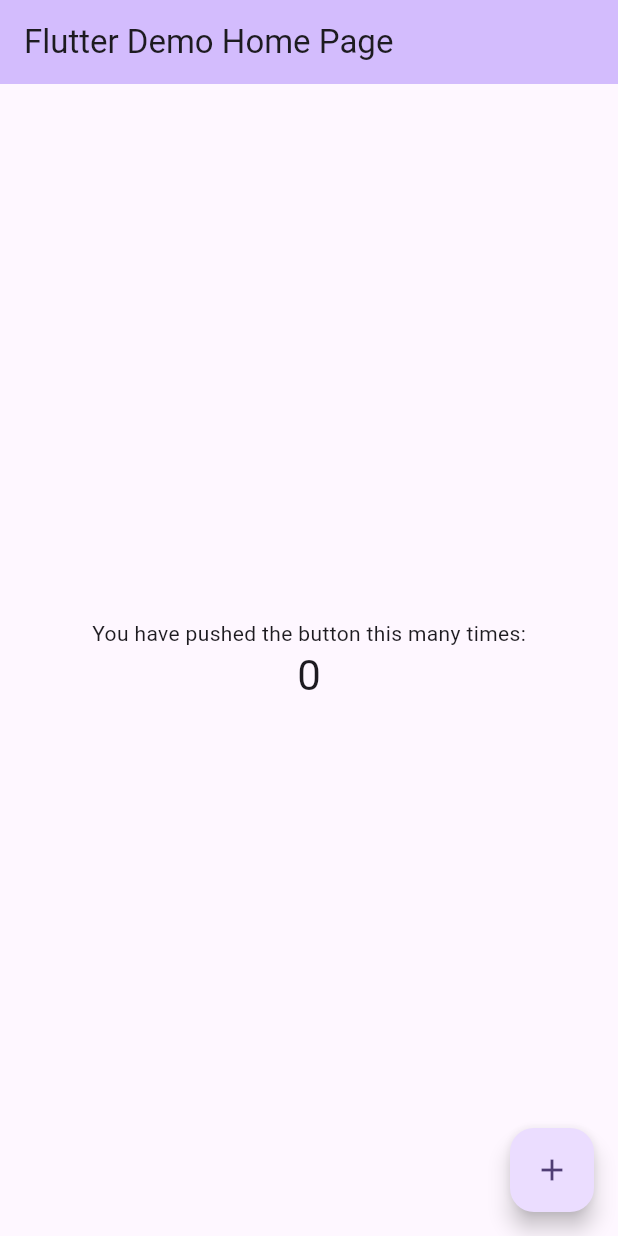
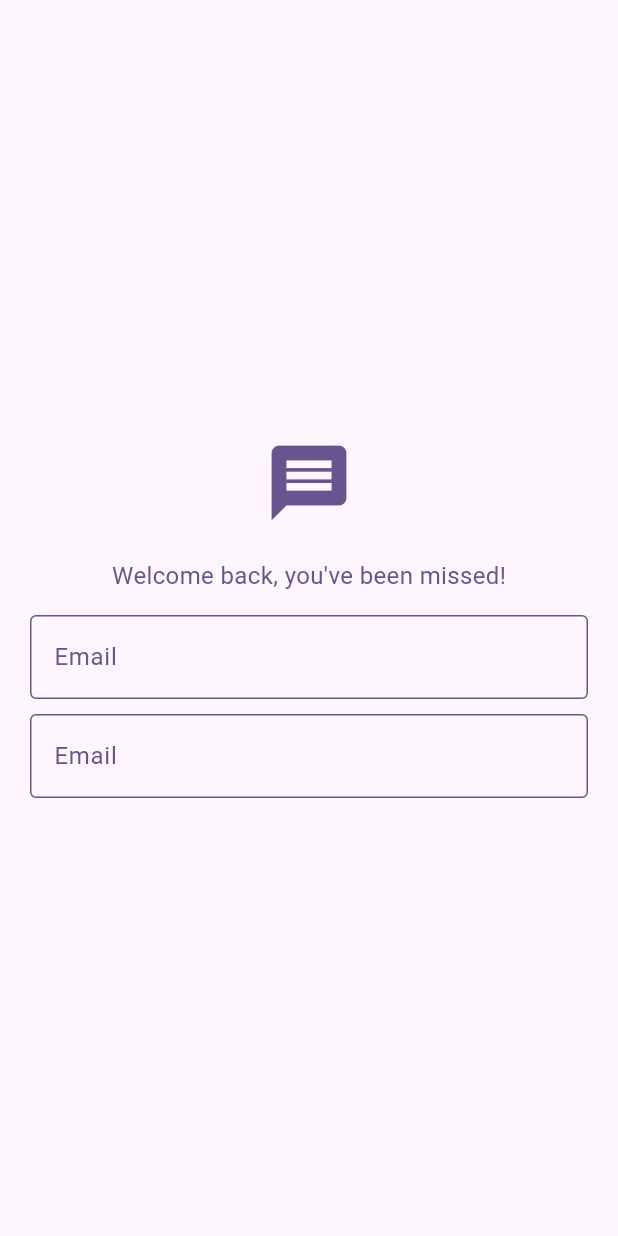
Before and after one commit to shaxabaxa1117/simple_chat, a Flutter app: the screen it shows after launch, on a phone screen of 412 x 824 dp. Run offline on Flutter 3.47's test engine with Material 3 defaults, Android fonts, the phone set to English and light mode, and no system bars.

Commit message:
Add login page and text field component; update main app structure

```diff
--- /dev/null
+++ b/lib/components/my_textfield.dart
@@ -0,0 +1,33 @@
+import 'package:flutter/material.dart';
+
+class MyTextfield extends StatelessWidget {
+  final String hintText;
+  final bool isObseureText;
+  final TextEditingController controller;
+  const MyTextfield({super.key, required this.hintText, required this.isObseureText, required this.controller});
+
+  @override
+  Widget build(BuildContext context) {
+    return Padding(
+      padding: const EdgeInsets.symmetric(horizontal: 20),
+      child: TextField(
+        decoration: InputDecoration(
+          hintText: 'Email',
+          hintStyle: TextStyle(
+            color: Theme.of(context).colorScheme.primary,
+          ),
+          enabledBorder: OutlineInputBorder(
+            borderSide: BorderSide(
+              color: Theme.of(context).colorScheme.primary,
+            ),
+          ),
+          focusedBorder: OutlineInputBorder(
+            borderSide: BorderSide(
+              color: Theme.of(context).colorScheme.primary,
+            ),
+          ),
+        ),
+      ),
+    );
+  }
+}
--- a/lib/main.dart
+++ b/lib/main.dart
@@ -1,4 +1,5 @@
 import 'package:flutter/material.dart';
+import 'package:simple_chat_app/pages/login_page.dart';
 
 void main() {
   runApp(const MyApp());
@@ -13,113 +14,11 @@ class MyApp extends StatelessWidget {
     return MaterialApp(
       title: 'Flutter Demo',
       theme: ThemeData(
-        // This is the theme of your application.
-        //
-        // TRY THIS: Try running your application with "flutter run". You'll see
-        // the application has a purple toolbar. Then, without quitting the app,
-        // try changing the seedColor in the colorScheme below to Colors.green
-        // and then invoke "hot reload" (save your changes or press the "hot
-        // reload" button in a Flutter-supported IDE, or press "r" if you used
-        // the command line to start the app).
-        //
-        // Notice that the counter didn't reset back to zero; the application
-        // state is not lost during the reload. To reset the state, use hot
-        // restart instead.
-        //
-        // This works for code too, not just values: Most code changes can be
-        // tested with just a hot reload.
+
         colorScheme: ColorScheme.fromSeed(seedColor: Colors.deepPurple),
         useMaterial3: true,
       ),
-      home: const MyHomePage(title: 'Flutter Demo Home Page'),
+      home: LoginPage(),
     );
   }
 }
-
-class MyHomePage extends StatefulWidget {
-  const MyHomePage({super.key, required this.title});
-
-  // This widget is the home page of your application. It is stateful, meaning
-  // that it has a State object (defined below) that contains fields that affect
-  // how it looks.
-
-  // This class is the configuration for the state. It holds the values (in this
-  // case the title) provided by the parent (in this case the App widget) and
-  // used by the build method of the State. Fields in a Widget subclass are
-  // always marked "final".
-
-  final String title;
-
-  @override
-  State<MyHomePage> createState() => _MyHomePageState();
-}
-
-class _MyHomePageState extends State<MyHomePage> {
-  int _counter = 0;
-
-  void _incrementCounter() {
-    setState(() {
-      // This call to setState tells the Flutter framework that something has
-      // changed in this State, which causes it to rerun the build method below
-      // so that the display can reflect the updated values. If we changed
-      // _counter without calling setState(), then the build method would not be
-      // called again, and so nothing would appear to happen.
-      _counter++;
-    });
-  }
-
-  @override
-  Widget build(BuildContext context) {
-    // This method is rerun every time setState is called, for instance as done
-    // by the _incrementCounter method above.
-    //
-    // The Flutter framework has been optimized to make rerunning build methods
-    // fast, so that you can just rebuild anything that needs updating rather
-    // than having to individually change instances of widgets.
-    return Scaffold(
-      appBar: AppBar(
-        // TRY THIS: Try changing the color here to a specific color (to
-        // Colors.amber, perhaps?) and trigger a hot reload to see the AppBar
-        // change color while the other colors stay the same.
-        backgroundColor: Theme.of(context).colorScheme.inversePrimary,
-        // Here we take the value from the MyHomePage object that was created by
-        // the App.build method, and use it to set our appbar title.
-        title: Text(widget.title),
-      ),
-      body: Center(
-        // Center is a layout widget. It takes a single child and positions it
-        // in the middle of the parent.
-        child: Column(
-          // Column is also a layout widget. It takes a list of children and
-          // arranges them vertically. By default, it sizes itself to fit its
-          // children horizontally, and tries to be as tall as its parent.
-          //
-          // Column has various properties to control how it sizes itself and
-          // how it positions its children. Here we use mainAxisAlignment to
-          // center the children vertically; the main axis here is the vertical
-          // axis because Columns are vertical (the cross axis would be
-          // horizontal).
-          //
-          // TRY THIS: Invoke "debug painting" (choose the "Toggle Debug Paint"
-          // action in the IDE, or press "p" in the console), to see the
-          // wireframe for each widget.
-          mainAxisAlignment: MainAxisAlignment.center,
-          children: <Widget>[
-            const Text(
-              'You have pushed the button this many times:',
-            ),
-            Text(
-              '$_counter',
-              style: Theme.of(context).textTheme.headlineMedium,
-            ),
-          ],
-        ),
-      ),
-      floatingActionButton: FloatingActionButton(
-        onPressed: _incrementCounter,
-        tooltip: 'Increment',
-        child: const Icon(Icons.add),
-      ), // This trailing comma makes auto-formatting nicer for build methods.
-    );
-  }
-}
--- /dev/null
+++ b/lib/pages/login_page.dart
@@ -0,0 +1,44 @@
+import 'package:flutter/material.dart';
+import 'package:simple_chat_app/components/my_textfield.dart';
+
+class LoginPage extends StatelessWidget {
+
+  TextEditingController _emailController = TextEditingController();
+  TextEditingController _passwordController = TextEditingController();
+   LoginPage({super.key});
+
+  @override
+  Widget build(BuildContext context) {
+    return Scaffold(
+      backgroundColor: Theme.of(context).colorScheme.surface,
+      body: Column(
+        mainAxisAlignment: MainAxisAlignment.center,
+        children: [
+          Icon(
+            Icons.message,
+            size: 60,
+            color: Theme.of(context).colorScheme.primary,
+          ),
+          const SizedBox(
+            height: 20,
+          ),
+          Text(
+            'Welcome back, you\'ve been missed!',
+            style: TextStyle(
+              color: Theme.of(context).colorScheme.primary,
+              fontSize: 16,
+            ),
+          ),
+          const SizedBox(
+            height: 15,
+          ),
+         MyTextfield(hintText: 'Email', isObseureText: false, controller: _emailController,),
+                   const SizedBox(
+            height: 10,
+          ),
+          MyTextfield(hintText: 'Password', isObseureText: true,controller: _passwordController,),
+        ],
+      ),
+    );
+  }
+}
--- /dev/null
+++ b/lib/theme/light_mode.dart
@@ -0,0 +1,12 @@
+
+import 'package:flutter/material.dart';
+
+ThemeData lightMode = ThemeData(
+  colorScheme: ColorScheme.light(
+    surface: Colors.grey.shade300,
+    primary: Colors.grey.shade500,
+    secondary: Colors.grey.shade200,
+    tertiary: Colors.white,
+    inversePrimary: Colors.grey.shade300
+  ),
+);
```
